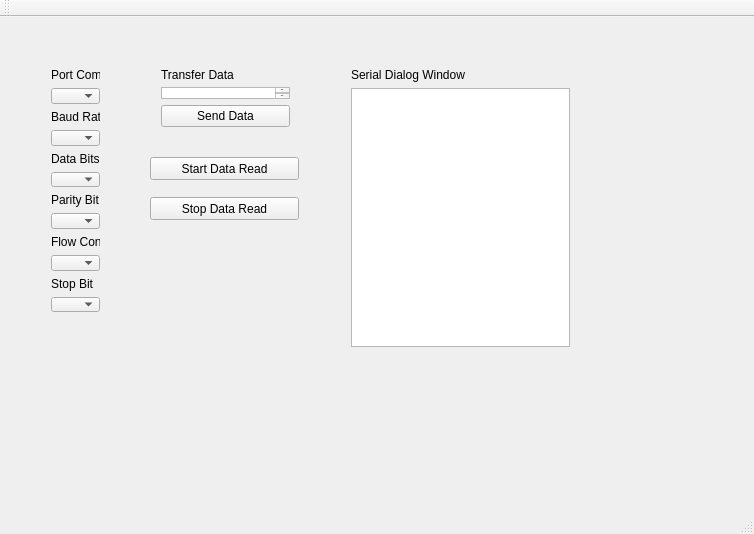
First picture: the form in mainwindow.ui, repository Athanasios12/robotApp, before the edit.
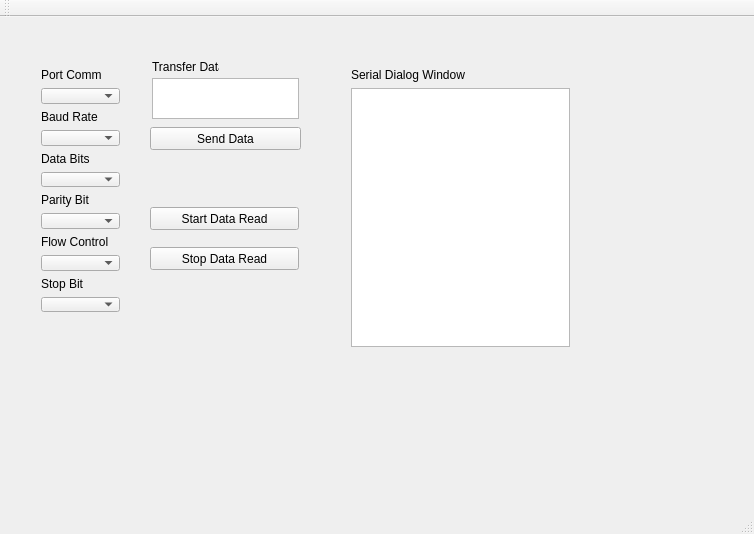
Second picture: the form after the edit.

Patch:
```diff
--- a/mainwindow.ui
+++ b/mainwindow.ui
@@ -18,7 +18,7 @@
     <property name="geometry">
      <rect>
       <x>150</x>
-      <y>140</y>
+      <y>190</y>
       <width>149</width>
       <height>23</height>
      </rect>
@@ -31,7 +31,7 @@
     <property name="geometry">
      <rect>
       <x>150</x>
-      <y>180</y>
+      <y>230</y>
       <width>149</width>
       <height>23</height>
      </rect>
@@ -40,12 +40,12 @@
      <string>Stop Data Read</string>
     </property>
    </widget>
-   <widget class="QWidget" name="">
+   <widget class="QWidget" name="layoutWidget">
     <property name="geometry">
      <rect>
-      <x>40</x>
+      <x>30</x>
       <y>40</y>
-      <width>71</width>
+      <width>101</width>
       <height>266</height>
      </rect>
     </property>
@@ -112,7 +112,7 @@
      </item>
     </layout>
    </widget>
-   <widget class="QWidget" name="">
+   <widget class="QWidget" name="layoutWidget">
     <property name="geometry">
      <rect>
       <x>340</x>
@@ -142,44 +142,42 @@
      </item>
     </layout>
    </widget>
-   <widget class="QWidget" name="">
+   <widget class="QPushButton" name="pbSendData">
     <property name="geometry">
      <rect>
       <x>150</x>
-      <y>40</y>
+      <y>110</y>
       <width>151</width>
-      <height>81</height>
+      <height>23</height>
      </rect>
     </property>
-    <layout class="QVBoxLayout" name="verticalLayout_4">
-     <item>
-      <layout class="QVBoxLayout" name="verticalLayout_3">
-       <item>
-        <widget class="QLabel" name="label_7">
-         <property name="text">
-          <string>Transfer Data</string>
-         </property>
-        </widget>
-       </item>
-       <item>
-        <widget class="QTextEdit" name="etTransferData"/>
-       </item>
-      </layout>
-     </item>
-     <item>
-      <widget class="QPushButton" name="pbSendData">
-       <property name="text">
-        <string>Send Data</string>
-       </property>
-      </widget>
-     </item>
-    </layout>
+    <property name="text">
+     <string>Send Data</string>
+    </property>
    </widget>
-   <zorder>cbPortComm</zorder>
-   <zorder>label</zorder>
-   <zorder>etTransferData</zorder>
-   <zorder>txDialogWindow</zorder>
-   <zorder>cbPortComm</zorder>
+   <widget class="QLabel" name="label_7">
+    <property name="geometry">
+     <rect>
+      <x>152</x>
+      <y>42</y>
+      <width>67</width>
+      <height>16</height>
+     </rect>
+    </property>
+    <property name="text">
+     <string>Transfer Data</string>
+    </property>
+   </widget>
+   <widget class="QTextEdit" name="etTransferData">
+    <property name="geometry">
+     <rect>
+      <x>152</x>
+      <y>61</y>
+      <width>147</width>
+      <height>41</height>
+     </rect>
+    </property>
+   </widget>
    <zorder>layoutWidget</zorder>
    <zorder>layoutWidget_2</zorder>
    <zorder>layoutWidget_3</zorder>
```
Left out of the diff: 9 changed lines with no effect on the pictures.
